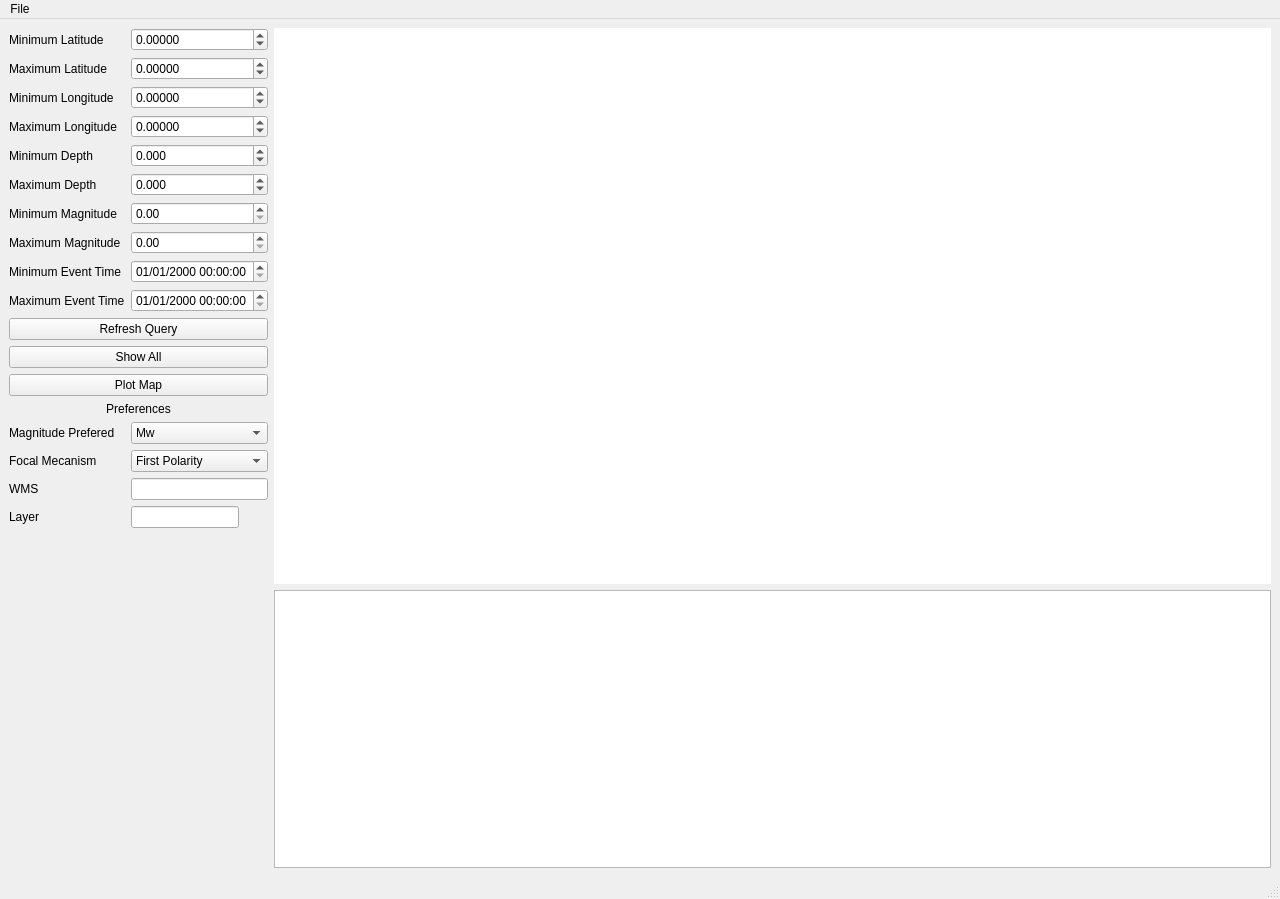
Qt form isp/resources/designer_uis/EventLocationFrame.ui (ProjectISP/ISP) before a commit.
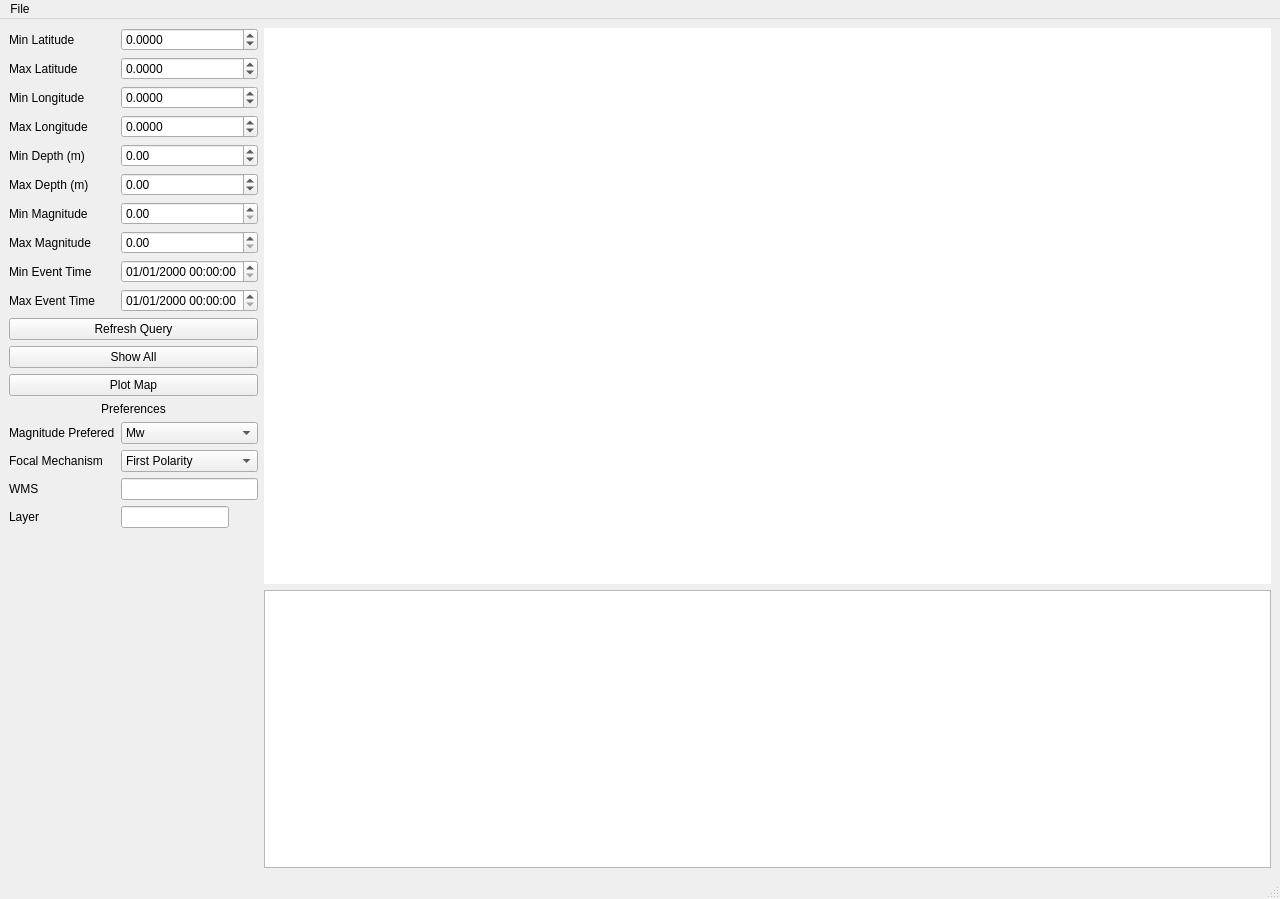
The same form after that commit. Custom widgets are drawn as their Qt base class.

Commit message: Some debugging (plot map) in tool database

Diff of the .ui file:
```diff
--- a/isp/resources/designer_uis/EventLocationFrame.ui
+++ b/isp/resources/designer_uis/EventLocationFrame.ui
@@ -41,7 +41,7 @@
       <item row="0" column="0">
        <widget class="QLabel" name="label_2">
         <property name="text">
-         <string>Minimum Latitude</string>
+         <string>Min Latitude</string>
         </property>
        </widget>
       </item>
@@ -54,7 +54,7 @@
          </sizepolicy>
         </property>
         <property name="decimals">
-         <number>5</number>
+         <number>4</number>
         </property>
         <property name="minimum">
          <double>-90.000000000000000</double>
@@ -67,7 +67,7 @@
       <item row="1" column="0">
        <widget class="QLabel" name="label_3">
         <property name="text">
-         <string>Maximum Latitude</string>
+         <string>Max Latitude</string>
         </property>
        </widget>
       </item>
@@ -80,7 +80,7 @@
          </sizepolicy>
         </property>
         <property name="decimals">
-         <number>5</number>
+         <number>4</number>
         </property>
         <property name="minimum">
          <double>-90.000000000000000</double>
@@ -93,7 +93,7 @@
       <item row="2" column="0">
        <widget class="QLabel" name="label_4">
         <property name="text">
-         <string>Minimum Longitude</string>
+         <string>Min Longitude</string>
         </property>
        </widget>
       </item>
@@ -106,7 +106,7 @@
          </sizepolicy>
         </property>
         <property name="decimals">
-         <number>5</number>
+         <number>4</number>
         </property>
         <property name="minimum">
          <double>-180.000000000000000</double>
@@ -119,7 +119,7 @@
       <item row="3" column="0">
        <widget class="QLabel" name="label_5">
         <property name="text">
-         <string>Maximum Longitude</string>
+         <string>Max Longitude</string>
         </property>
        </widget>
       </item>
@@ -132,7 +132,7 @@
          </sizepolicy>
         </property>
         <property name="decimals">
-         <number>5</number>
+         <number>4</number>
         </property>
         <property name="minimum">
          <double>-180.000000000000000</double>
@@ -145,7 +145,7 @@
       <item row="4" column="0">
        <widget class="QLabel" name="label_6">
         <property name="text">
-         <string>Minimum Depth</string>
+         <string>Min Depth (m)</string>
         </property>
        </widget>
       </item>
@@ -158,7 +158,7 @@
          </sizepolicy>
         </property>
         <property name="decimals">
-         <number>3</number>
+         <number>2</number>
         </property>
         <property name="minimum">
          <double>-2000.000000000000000</double>
@@ -171,7 +171,7 @@
       <item row="5" column="0">
        <widget class="QLabel" name="label_7">
         <property name="text">
-         <string>Maximum Depth</string>
+         <string>Max Depth (m)</string>
         </property>
        </widget>
       </item>
@@ -187,7 +187,7 @@
          <string notr="true"/>
         </property>
         <property name="decimals">
-         <number>3</number>
+         <number>2</number>
         </property>
         <property name="minimum">
          <double>-2000.000000000000000</double>
@@ -203,7 +203,7 @@
       <item row="6" column="0">
        <widget class="QLabel" name="label_8">
         <property name="text">
-         <string>Minimum Magnitude</string>
+         <string>Min Magnitude</string>
         </property>
        </widget>
       </item>
@@ -223,7 +223,7 @@
       <item row="7" column="0">
        <widget class="QLabel" name="label_9">
         <property name="text">
-         <string>Maximum Magnitude</string>
+         <string>Max Magnitude</string>
         </property>
        </widget>
       </item>
@@ -243,7 +243,7 @@
       <item row="8" column="0">
        <widget class="QLabel" name="label_10">
         <property name="text">
-         <string>Minimum Event Time</string>
+         <string>Min Event Time</string>
         </property>
        </widget>
       </item>
@@ -263,7 +263,7 @@
       <item row="9" column="0">
        <widget class="QLabel" name="label_11">
         <property name="text">
-         <string>Maximum Event Time</string>
+         <string>Max Event Time</string>
         </property>
        </widget>
       </item>
@@ -345,7 +345,7 @@
       <item row="15" column="0">
        <widget class="QLabel" name="label_13">
         <property name="text">
-         <string>Focal Mecanism</string>
+         <string>Focal Mechanism</string>
         </property>
        </widget>
       </item>
```
Left out of the diff: 2 changed lines with no effect on the pictures. The commit also changes 1 other file.
